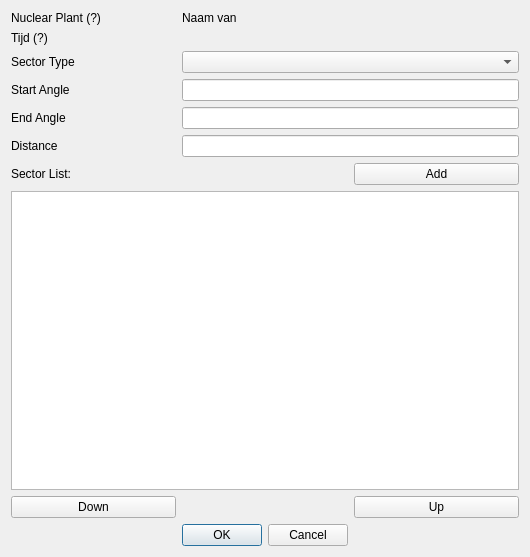
Old version of the form SectorPlot/sectorplot_sector_dialog_base.ui in the repository rduivenvoorde/sectorplot.
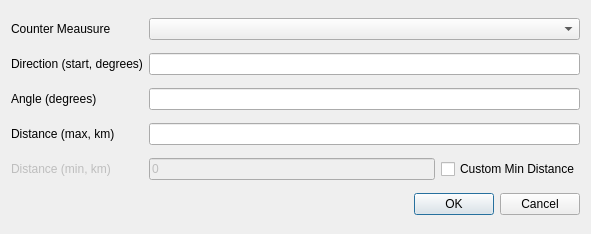
New version of the form.

The edit to the form file:
```diff
--- a/SectorPlot/sectorplot_sector_dialog_base.ui
+++ b/SectorPlot/sectorplot_sector_dialog_base.ui
@@ -6,35 +6,42 @@
    <rect>
     <x>0</x>
     <y>0</y>
-    <width>530</width>
-    <height>557</height>
+    <width>591</width>
+    <height>234</height>
    </rect>
   </property>
   <property name="windowTitle">
    <string>Dialog</string>
   </property>
   <layout class="QGridLayout" name="gridLayout">
-   <item row="4" column="1" colspan="2">
+   <item row="1" column="1" colspan="2">
+    <widget class="QLineEdit" name="lineEdit"/>
+   </item>
+   <item row="2" column="1" colspan="2">
     <widget class="QLineEdit" name="lineEdit_2"/>
    </item>
-   <item row="9" column="0">
-    <widget class="QPushButton" name="pushButton">
-     <property name="text">
-      <string>Down</string>
-     </property>
-    </widget>
-   </item>
-   <item row="3" column="0">
+   <item row="1" column="0">
     <widget class="QLabel" name="label_2">
      <property name="text">
-      <string>Start Angle</string>
+      <string>Direction (start, degrees)</string>
      </property>
     </widget>
    </item>
-   <item row="8" column="0" colspan="3">
-    <widget class="QTableView" name="tableView"/>
+   <item row="2" column="0">
+    <widget class="QLabel" name="label_3">
+     <property name="text">
+      <string>Angle (degrees)</string>
+     </property>
+    </widget>
    </item>
-   <item row="11" column="0" colspan="2">
+   <item row="0" column="0">
+    <widget class="QLabel" name="label">
+     <property name="text">
+      <string>Counter Meausure</string>
+     </property>
+    </widget>
+   </item>
+   <item row="5" column="0" colspan="3">
     <widget class="QDialogButtonBox" name="buttonBox">
      <property name="orientation">
       <enum>Qt::Horizontal</enum>
@@ -44,75 +51,43 @@
      </property>
     </widget>
    </item>
-   <item row="2" column="1" colspan="2">
-    <widget class="QComboBox" name="comboBox"/>
-   </item>
-   <item row="9" column="2">
-    <widget class="QPushButton" name="pushButton_2">
+   <item row="3" column="0">
+    <widget class="QLabel" name="label_4">
      <property name="text">
-      <string>Up</string>
+      <string>Distance (max, km)</string>
      </property>
     </widget>
    </item>
-   <item row="5" column="1" colspan="2">
-    <widget class="QLineEdit" name="lineEdit_3"/>
-   </item>
-   <item row="0" column="1">
-    <widget class="QLabel" name="label_7">
-     <property name="text">
-      <string>Naam van</string>
-     </property>
-    </widget>
-   </item>
-   <item row="2" column="0">
-    <widget class="QLabel" name="label">
-     <property name="text">
-      <string>Sector Type</string>
-     </property>
-    </widget>
+   <item row="0" column="1" colspan="2">
+    <widget class="QComboBox" name="combo_countermeasures"/>
    </item>
    <item row="3" column="1" colspan="2">
-    <widget class="QLineEdit" name="lineEdit"/>
+    <widget class="QLineEdit" name="lineEdit_3"/>
    </item>
    <item row="4" column="0">
-    <widget class="QLabel" name="label_3">
-     <property name="text">
-      <string>End Angle</string>
-     </property>
-    </widget>
-   </item>
-   <item row="5" column="0">
-    <widget class="QLabel" name="label_4">
-     <property name="text">
-      <string>Distance</string>
-     </property>
-    </widget>
-   </item>
-   <item row="7" column="0">
     <widget class="QLabel" name="label_5">
-     <property name="text">
-      <string>Sector List:</string>
+     <property name="enabled">
+      <bool>false</bool>
      </property>
-    </widget>
-   </item>
-   <item row="0" column="0">
-    <widget class="QLabel" name="label_6">
      <property name="text">
-      <string>Nuclear Plant (?)</string>
+      <string>Distance (min, km)</string>
      </property>
     </widget>
    </item>
-   <item row="1" column="0">
-    <widget class="QLabel" name="label_8">
+   <item row="4" column="1">
+    <widget class="QLineEdit" name="lineEdit_4">
+     <property name="enabled">
+      <bool>false</bool>
+     </property>
      <property name="text">
-      <string>Tijd (?)</string>
+      <string>0</string>
      </property>
     </widget>
    </item>
-   <item row="7" column="2">
-    <widget class="QPushButton" name="pushButton_3">
+   <item row="4" column="2">
+    <widget class="QCheckBox" name="checkBox">
      <property name="text">
-      <string>Add</string>
+      <string>Custom Min Distance</string>
      </property>
     </widget>
    </item>
```
